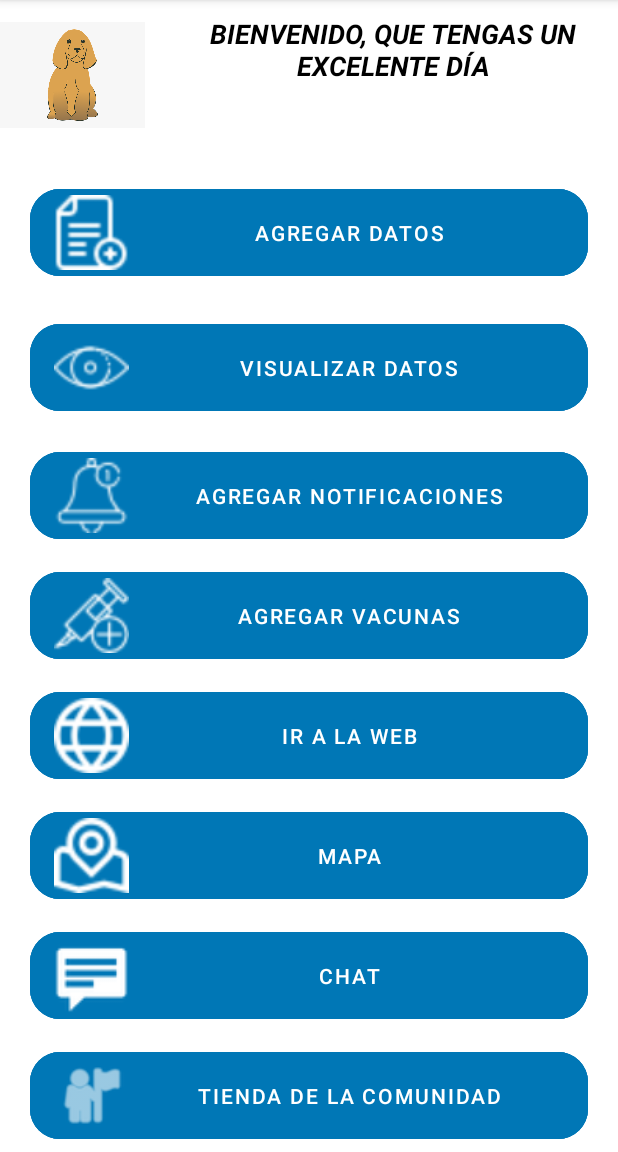
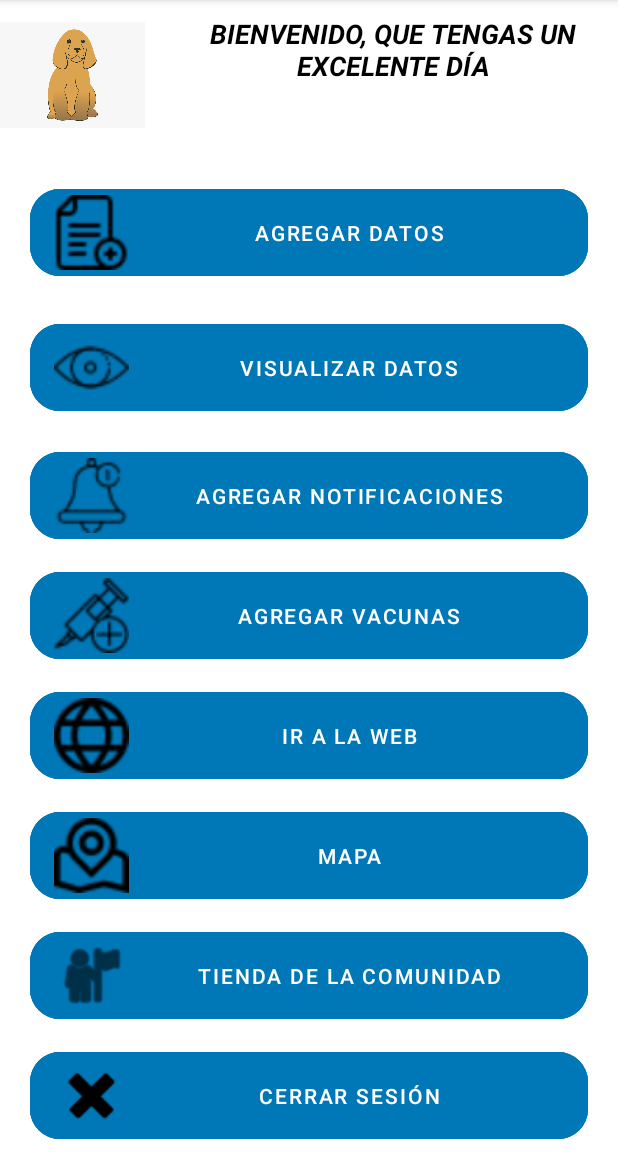
Before and after one commit to ItsJesitoVro/ControlVet, an Android app: the screen it shows after launch once a user with an empty profile is signed in (MainActivity), on a phone screen of 412 x 824 dp, the part 84-1236 px from its top. Run offline under Robolectric (Android 15) with nearby library versions, the phone set to English and light mode, and no system bars; our stand-ins replace Firebase (no records; nobody signed in at launch, a user with empty details on screens opened directly).

Commit message:
Versión Final
Que sea lo que Dios quiera :godmode:

```diff
--- a/app/src/main/AndroidManifest.xml
+++ b/app/src/main/AndroidManifest.xml
@@ -1,8 +1,8 @@
 <?xml version="1.0" encoding="utf-8"?>
 <manifest xmlns:android="http://schemas.android.com/apk/res/android"
     package="com.controlvet.notific"
-    android:versionCode="4"
-    android:versionName="2.0">
+    android:versionCode="5"
+    android:versionName="2.0.2">
 
     <!-- Permisos para la aplicacion -->
     <uses-permission android:name="android.permission.INTERNET" />
--- a/app/src/main/res/layout-land/activity_agregar_datos.xml
+++ b/app/src/main/res/layout-land/activity_agregar_datos.xml
@@ -314,7 +314,7 @@
                 android:layout_marginStart="10dp"
                 android:layout_marginEnd="5dp"
                 android:layout_marginBottom="20dp"
-                android:hint="Datos Adicionales (Opcional)"
+                android:hint="Datos Adicionales"
                 app:startIconDrawable="@drawable/ic_extra">
                 <com.google.android.material.textfield.TextInputEditText
                     android:id="@+id/txtextras2"
--- a/app/src/main/res/layout/activity_agregar_datos.xml
+++ b/app/src/main/res/layout/activity_agregar_datos.xml
@@ -323,7 +323,7 @@
                 android:layout_marginStart="10dp"
                 android:layout_marginEnd="5dp"
                 android:layout_marginBottom="20dp"
-                android:hint="Datos Adicionales (Opcional)"
+                android:hint="Datos Adicionales"
                 app:startIconDrawable="@drawable/ic_extra">
 
                 <com.google.android.material.textfield.TextInputEditText
--- a/app/src/main/res/layout/activity_main.xml
+++ b/app/src/main/res/layout/activity_main.xml
@@ -61,7 +61,7 @@
                 app:cornerRadius="20dp"
                 app:icon="@drawable/agregararchivo"
                 app:iconSize="50dp"
-                app:iconTint="@color/white"
+                app:iconTint="@color/black"
                 app:layout_constraintBottom_toTopOf="@+id/button2"
                 app:layout_constraintEnd_toEndOf="parent"
                 app:layout_constraintStart_toStartOf="parent"
@@ -85,7 +85,7 @@
                 app:cornerRadius="20dp"
                 app:icon="@drawable/ojo"
                 app:iconSize="50dp"
-                app:iconTint="#fff"
+                app:iconTint="@color/black"
                 app:layout_constraintBottom_toTopOf="@+id/button3"
                 app:layout_constraintEnd_toEndOf="parent"
                 app:layout_constraintHorizontal_bias="0.0"
@@ -108,7 +108,7 @@
                 app:cornerRadius="20dp"
                 app:icon="@drawable/notificaciones"
                 app:iconSize="50dp"
-                app:iconTint="@color/white"
+                app:iconTint="@color/black"
                 app:layout_constraintEnd_toEndOf="parent"
                 app:layout_constraintHorizontal_bias="1.0"
                 app:layout_constraintStart_toStartOf="parent"
@@ -130,7 +130,7 @@
                 app:cornerRadius="20dp"
                 app:icon="@drawable/syringe"
                 app:iconSize="50dp"
-                app:iconTint="@color/white"
+                app:iconTint="@color/black"
                 app:layout_constraintEnd_toEndOf="parent"
                 app:layout_constraintStart_toStartOf="parent"
                 app:layout_constraintTop_toBottomOf="@+id/button3"
@@ -151,11 +151,12 @@
                 app:cornerRadius="20dp"
                 app:icon="@drawable/globo"
                 app:iconSize="50dp"
-                app:iconTint="@color/white"
+                app:iconTint="@color/black"
                 app:layout_constraintEnd_toEndOf="parent"
                 app:layout_constraintStart_toStartOf="parent"
                 app:layout_constraintTop_toBottomOf="@+id/button3"
                 app:strokeColor="#0077b6" />
+
 
             <Button
                 android:id="@+id/button6"
@@ -172,30 +173,10 @@
                 app:cornerRadius="20dp"
                 app:icon="@drawable/ubi"
                 app:iconSize="50dp"
-                app:iconTint="@color/white"
+                app:iconTint="@color/black"
                 app:layout_constraintEnd_toEndOf="parent"
                 app:layout_constraintStart_toStartOf="parent"
                 app:layout_constraintTop_toBottomOf="@+id/button3"
-                app:strokeColor="#0077b6" />
-
-            <Button
-                android:id="@+id/btnchat"
-                style="?attr/materialButtonOutlinedStyle"
-                android:layout_width="match_parent"
-                android:layout_height="wrap_content"
-                android:layout_marginStart="20dp"
-                android:layout_marginTop="10dp"
-                android:layout_marginEnd="20dp"
-                android:backgroundTint="#0077b6"
-                android:text="@string/Chat"
-                android:textColor="@color/white"
-                app:cornerRadius="20dp"
-                app:icon="@android:drawable/stat_notify_chat"
-                app:iconSize="50dp"
-                app:iconTint="@color/white"
-                app:layout_constraintEnd_toEndOf="parent"
-                app:layout_constraintStart_toStartOf="parent"
-                app:layout_constraintTop_toBottomOf="@+id/button6"
                 app:strokeColor="#0077b6" />
 
             <Button
@@ -213,7 +194,7 @@
                 app:cornerRadius="20dp"
                 app:icon="@android:drawable/ic_menu_myplaces"
                 app:iconSize="50dp"
-                app:iconTint="@color/white"
+                app:iconTint="@color/black"
                 app:layout_constraintEnd_toEndOf="parent"
                 app:layout_constraintStart_toStartOf="parent"
                 app:layout_constraintTop_toBottomOf="@+id/button6"
@@ -233,7 +214,7 @@
                 app:cornerRadius="20dp"
                 app:icon="@android:drawable/ic_delete"
                 app:iconSize="50dp"
-                app:iconTint="@color/white"
+                app:iconTint="@color/black"
                 app:layout_constraintEnd_toEndOf="parent"
                 app:layout_constraintStart_toStartOf="parent"
                 app:layout_constraintTop_toBottomOf="@+id/button6"
@@ -251,6 +232,7 @@
                 android:enabled="false"
                 android:text="@string/base_de_datos"
                 android:textColor="@color/white"
+                android:visibility="invisible"
                 app:cornerRadius="20dp"
                 app:icon="@drawable/datastorage"
                 app:iconSize="50dp"
--- a/app/src/main/res/menu/menu_principal.xml
+++ b/app/src/main/res/menu/menu_principal.xml
@@ -35,5 +35,6 @@
 
     <item
         android:id="@+id/menuBD"
-        android:title="Crear BD (Desarrollador)" />
+        android:title="Crear BD (Desarrollador)"
+        android:visible="false" />
 </menu>
--- a/build.gradle
+++ b/build.gradle
@@ -7,6 +7,7 @@
     dependencies {
         classpath 'com.android.tools.build:gradle:7.2.1'
         classpath 'com.google.gms:google-services:4.3.13'
+        classpath 'com.google.firebase:firebase-appdistribution-gradle:3.0.2'
         // NOTE: Do not place your application dependencies here; they belong
         // in the individual module build.gradle files
     }
```
Also changed, not shown: app/build.gradle (+12 -11 lines), app/src/main/res/layout/activity_crear_articulo.xml (+4 -3 lines), app/src/main/res/layout/activity_principal_otros.xml (+17 -21 lines), app/src/main/res/layout/view_articulo_single.xml (+10 -10 lines), 3 other files.
